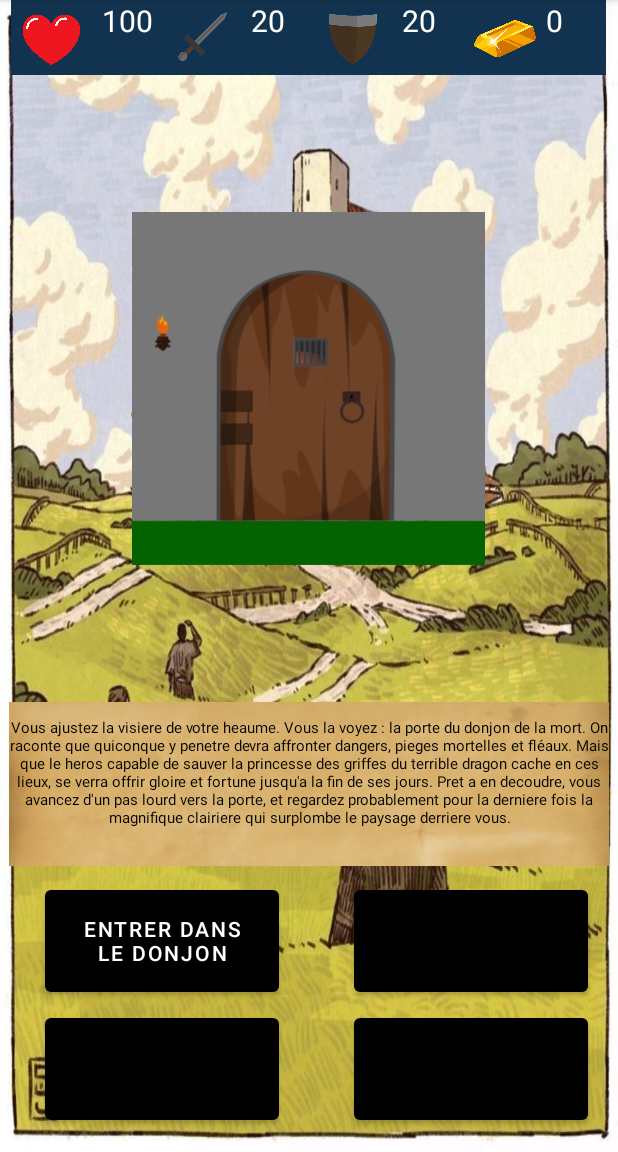
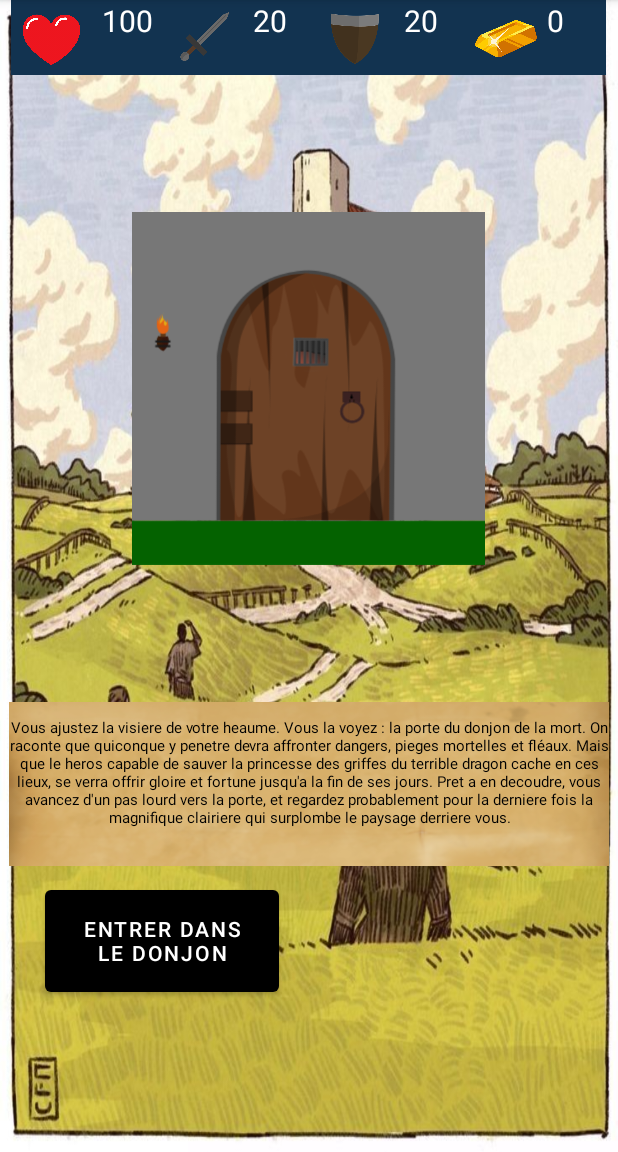
Before and after one commit to YannoteX/Le-donjon-de-la-mort_S4, an Android app: the Jeu_Principal screen opened directly, with no data from a screen before it, on a phone screen of 412 x 824 dp, the part 84-1236 px from its top. Run offline under Robolectric (Android 15) with nearby library versions, the phone set to English and light mode, and no system bars; Roboto replaces fonts that are not available here.

Commit message:
Delete buttons and half responsive stats and 2 options from corridor

```diff
--- a/app/src/main/java/com/example/projet_s4/Jeu_Principal.java
+++ b/app/src/main/java/com/example/projet_s4/Jeu_Principal.java
@@ -104,19 +104,35 @@ public class Jeu_Principal extends AppCompatActivity {
         } catch (JSONException e) {
             e.printStackTrace();
         }
+
+        button1.setVisibility(View.VISIBLE);
+        button2.setVisibility(View.VISIBLE);
+        button3.setVisibility(View.VISIBLE);
+        button4.setVisibility(View.VISIBLE);
+
         try {
-            button1.setText("");
-            button2.setText("");
-            button3.setText("");
-            button4.setText("");
             button1.setText(currentCard.getJSONObject("options").getJSONObject("B_1").getString("text"));
+        } catch (JSONException e) {
+            button1.setVisibility(View.INVISIBLE);
+        }
+        try {
             button2.setText(currentCard.getJSONObject("options").getJSONObject("B_2").getString("text"));
+        } catch (JSONException e) {
+            button2.setVisibility(View.INVISIBLE);
+        }
+        try {
             button3.setText(currentCard.getJSONObject("options").getJSONObject("B_3").getString("text"));
+        } catch (JSONException e) {
+            button3.setVisibility(View.INVISIBLE);
+        }
+        try {
             button4.setText(currentCard.getJSONObject("options").getJSONObject("B_4").getString("text"));
+        } catch (JSONException e) {
+            button4.setVisibility(View.INVISIBLE);
+        }
 
-        } catch (JSONException e) {
-            e.printStackTrace();
-        }
+
+
     }
 
     private void updateStats (){
@@ -148,6 +164,7 @@ public class Jeu_Principal extends AppCompatActivity {
         try {//consequences of the button pressed (inside the "B_1" : {...}
             consequences = currentCard.getJSONObject("options").getJSONObject(buttonSelected.getContentDescription().toString());
         } catch (JSONException e) {
+
             e.printStackTrace();
         }
 
--- a/app/src/main/res/layout/activity_jeu_principal.xml
+++ b/app/src/main/res/layout/activity_jeu_principal.xml
@@ -51,6 +51,7 @@
             android:layout_height="match_parent"
             android:layout_marginLeft="10dp"
             android:layout_marginTop="0dp"
+            android:layout_weight="1"
             android:text="50"
             android:textColor="@color/white"
             android:textSize="20sp" />
@@ -68,6 +69,7 @@
             android:layout_height="match_parent"
             android:layout_marginLeft="10dp"
             android:layout_marginTop="0dp"
+            android:layout_weight="1"
             android:text="0"
             android:textColor="@color/white"
             android:textSize="20sp" />
@@ -85,6 +87,7 @@
             android:layout_height="wrap_content"
             android:layout_marginLeft="5dp"
             android:layout_marginTop="0dp"
+            android:layout_weight="1"
             android:text="0"
             android:textColor="@color/white"
             android:textSize="20sp" />
--- a/app/src/main/res/raw/data.json
+++ b/app/src/main/res/raw/data.json
@@ -42,7 +42,7 @@
 
           "text" : "Tourner a gauche",
           "valuesToModify" : {},
-          "nextCard" : ["generic", "combat"],
+          "nextCard" : ["combat"],
           "needed" : [],
           "endProgress" : {
             "slugEnd" : 5,
@@ -53,7 +53,7 @@
         "B_2": {
           "text" : "Tourner a droite",
           "valuesToModify" : {},
-          "nextCard" : ["generic", "combat"],
+          "nextCard" : ["enigma"],
           "needed": [],
           "endProgress" : {
             "slugEnd": 5,
@@ -600,7 +600,7 @@
       "id": "CARD_ENIGMA_1",
       "image": "enigme_final",
       "text": "Vous tombez nez-a-nez avec un homme etrange. Celui s'arrete et vous regarde attentivement : 'Dites-moi jeune aventurier, un lapin fait naitre 7 autres en une semaine. Supposons que les lapins se reproduisent une fois par semaine le lundi matin et que leurs croissance se termine le dimanche soir, au bout 5 semaines, combien de lapins y'aura t-il :'",
-      "type": "none",
+      "type": "enigma",
       "options": {
 
         "B_1": {
```
Also changed, not shown: 35 other files.
